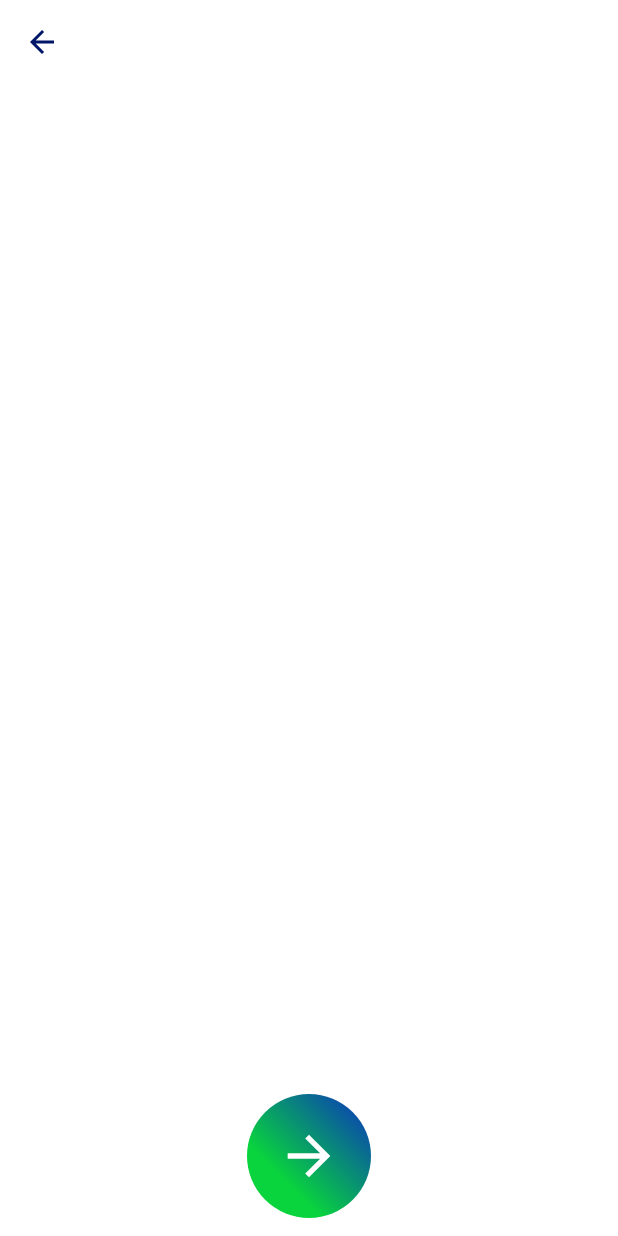
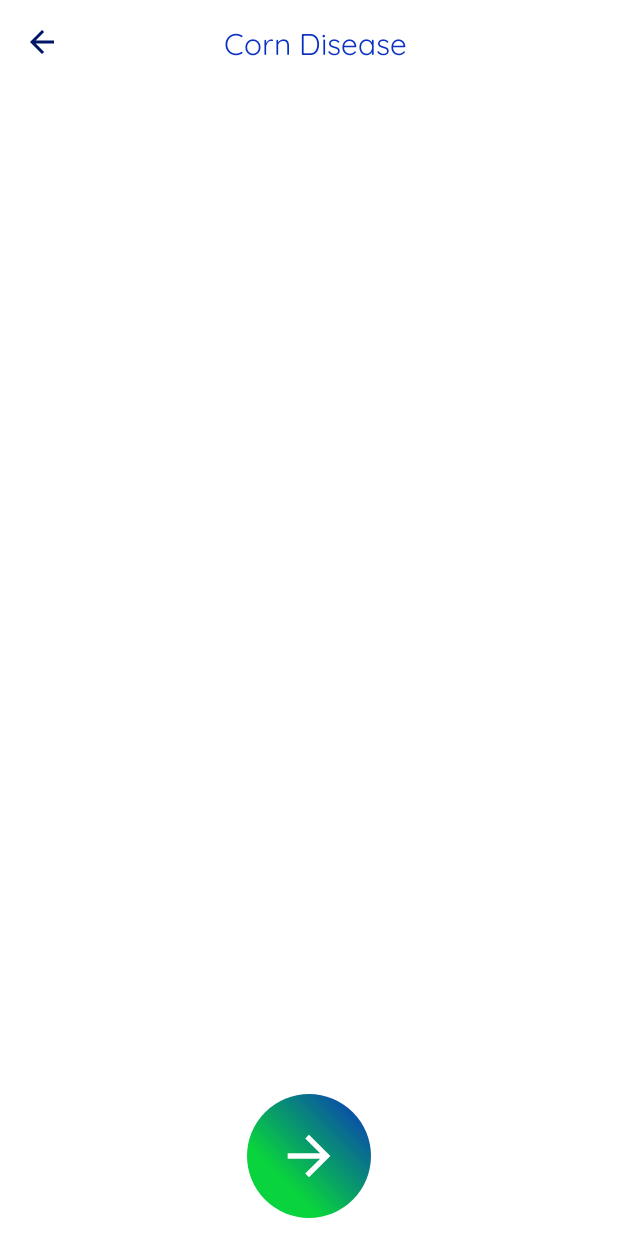
Before and after one commit to nfach98/easeplantz, an Android app: the PredictionActivity screen opened directly, with no data from a screen before it, on a phone screen of 412 x 824 dp. Run offline under Robolectric (Android 15) with nearby library versions, the phone set to English and light mode, and no system bars; our stand-ins replace Picasso; plain views replace PulsatorLayout; pictures from the network do not load; 2 statements that could not run were skipped.

Commit message:
fix prediction layout

```diff
--- a/android/app/src/main/java/com/easeplantz/easeplantz/ui/prediction/PredictionActivity.kt
+++ b/android/app/src/main/java/com/easeplantz/easeplantz/ui/prediction/PredictionActivity.kt
@@ -62,21 +62,30 @@ class PredictionActivity : AppCompatActivity() {
             file = File(uri.path)
         }
 
-        binding.home.setOnClickListener { finish() }
+        with(binding){
+            val idString = when(model){
+                "corn" -> R.string.corn
+                "tomato" -> R.string.tomato
+                "potato" -> R.string.potato
+                else -> R.string.corn
+            }
+            tvPlant.text = String.format(resources.getString(R.string.plant_disease), resources.getString(idString))
 
-        binding.btnDetect.setOnClickListener {
+            home.setOnClickListener { finish() }
+
+            btnDetect.setOnClickListener {
                 val body = RequestBody.create("image/*".toMediaTypeOrNull(), file)
                 val part = MultipartBody.Part.createFormData("predict-img", file.name, body)
 
-            binding.loading.start()
-            binding.layout.transitionToEnd()
+                loading.start()
+                layout.transitionToEnd()
 
-            viewModel.getPrediction(model, part, true).observe(this, { prediction ->
+                viewModel.getPrediction(model, part, true).observe(this@PredictionActivity, { prediction ->
                     if(prediction != null){
                         when(prediction){
 //                        is Resource.Loading -> {
-//                            binding.loading.start()
-//                            binding.layout.transitionToEnd()
+//                            loading.start()
+//                            layout.transitionToEnd()
 //                        }
                             is Resource.Success -> {
                                 val intent = Intent(this@PredictionActivity, ResultActivity::class.java)
@@ -86,8 +95,8 @@ class PredictionActivity : AppCompatActivity() {
                                 finish()
                             }
                             else -> {
-                            binding.loading.stop()
-                            binding.layout.transitionToStart()
+                                loading.stop()
+                                layout.transitionToStart()
                                 Toast.makeText(
                                     this@PredictionActivity,
                                     "Failed request. Please try again",
@@ -100,3 +109,4 @@ class PredictionActivity : AppCompatActivity() {
             }
         }
     }
+}
--- a/android/app/src/main/res/layout/activity_prediction.xml
+++ b/android/app/src/main/res/layout/activity_prediction.xml
@@ -16,7 +16,7 @@
         android:layout_height="0dp"
         android:layout_marginBottom="12dp"
         android:scaleType="fitCenter"
-        app:layout_constraintTop_toTopOf="parent"
+        app:layout_constraintTop_toBottomOf="@id/home"
         app:layout_constraintBottom_toTopOf="@id/btn_detect"
         tools:src="@drawable/image_corn"/>
 
@@ -31,6 +31,21 @@
         app:layout_constraintStart_toStartOf="parent"
         app:layout_constraintTop_toTopOf="parent"
         app:tint="@color/blue_dark" />
+
+    <TextView
+        android:id="@+id/tv_plant"
+        android:layout_width="0dp"
+        android:layout_height="wrap_content"
+        android:layout_marginStart="8dp"
+        android:layout_marginEnd="48dp"
+        android:gravity="center"
+        android:textSize="20sp"
+        android:textColor="@color/blue"
+        app:layout_constraintStart_toEndOf="@id/home"
+        app:layout_constraintTop_toTopOf="@id/home"
+        app:layout_constraintEnd_toEndOf="parent"
+        app:layout_constraintBottom_toBottomOf="@id/home"
+        tools:text="Corn"/>
 
     <ImageView
         android:id="@+id/btn_detect"
--- a/android/app/src/main/res/xml/activity_prediction_scene.xml
+++ b/android/app/src/main/res/xml/activity_prediction_scene.xml
@@ -28,7 +28,8 @@
             android:layout_height="0dp"
             android:layout_marginBottom="12dp"
             app:layout_constraintBottom_toTopOf="@id/btn_detect"
-            app:layout_constraintTop_toTopOf="parent" />
+            app:layout_constraintTop_toBottomOf="@id/home"
+            android:layout_marginTop="8dp" />
         <Constraint
             android:id="@+id/loading"
             app:layout_constraintWidth_percent="0.2"
```
Lines whose indentation alone changed are shown as unchanged.
